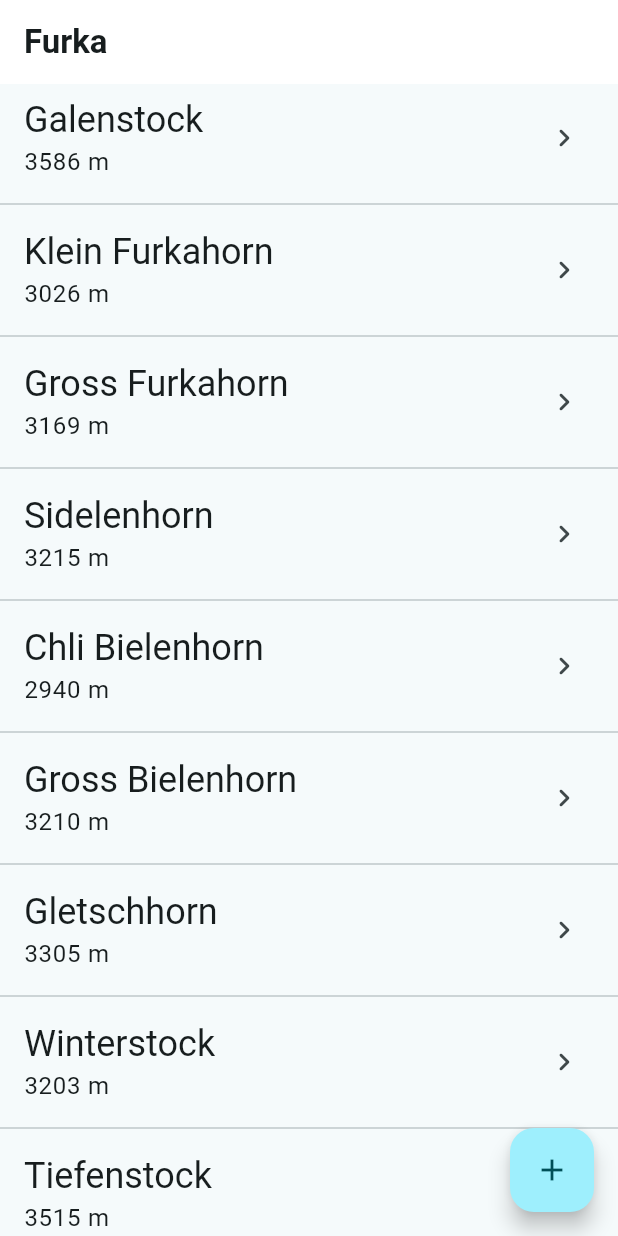
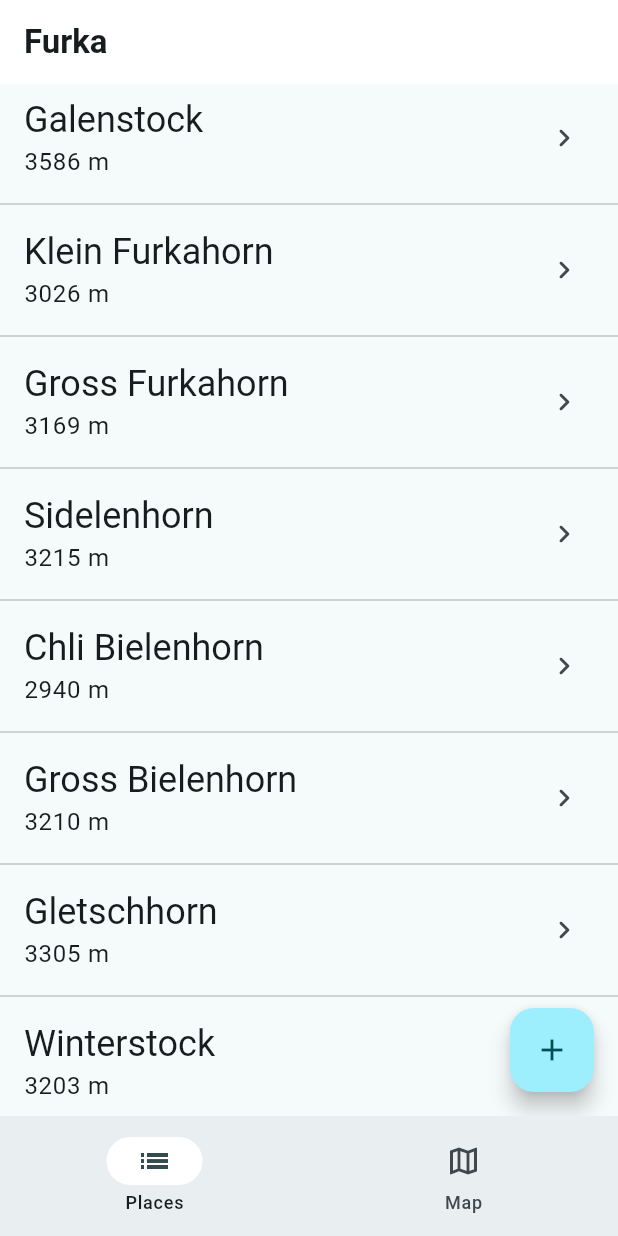
Before and after one commit to r3econ/flutter-places, a Flutter app: the screen it shows after launch, on a phone screen of 412 x 824 dp. Run offline on Flutter 3.47's test engine with Material 3 defaults, Android fonts, the phone set to English and light mode, and no system bars; missing offline and left inert: maplibre_gl.

Commit message:
Add a tab bar

```diff
--- a/furka/lib/configuration/app_configuration.dart
+++ b/furka/lib/configuration/app_configuration.dart
@@ -1,7 +1,7 @@
 import 'package:flutter/material.dart';
 
 class AppConfiguration {
-  static const String appName = "Furka";
+  static final String appName = "Furka";
   static final ThemeData theme = ThemeData(
     colorScheme: ColorScheme.fromSeed(
       seedColor: const Color.fromARGB(255, 255, 255, 255),
--- a/furka/lib/main.dart
+++ b/furka/lib/main.dart
@@ -2,20 +2,58 @@ import 'package:flutter/material.dart';
 import 'configuration/app_configuration.dart';
 import 'pages/home_page.dart';
 
-void main() {
-  runApp(const App());
-}
+void main() => runApp(const App());
 
 class App extends StatelessWidget {
   const App({super.key});
 
-  // This widget is the root of your application.
   @override
   Widget build(BuildContext context) {
     return MaterialApp(
       title: AppConfiguration.appName,
       theme: AppConfiguration.theme,
-      home: const HomePage(title: AppConfiguration.appName),
+      home: MainTabBar());
+  }
+}
+
+class MainTabBar extends StatefulWidget {
+  const MainTabBar({super.key});
+
+  @override
+  State<MainTabBar> createState() => _MainTabBarState();
+}
+
+class _MainTabBarState extends State<MainTabBar> {
+  int currentPageIndex = 0;
+
+  @override
+  Widget build(BuildContext context) {
+    final ThemeData theme = Theme.of(context);
+    return Scaffold(
+      bottomNavigationBar: NavigationBar(
+        onDestinationSelected: (int index) {
+          setState(() {
+            currentPageIndex = index;
+          });
+        },
+        indicatorColor: theme.colorScheme.onSecondary,
+        selectedIndex: currentPageIndex,
+        destinations: const <Widget>[
+          NavigationDestination(
+            icon: Icon(Icons.list_outlined),
+            label: 'Places',
+          ),
+          NavigationDestination(
+            icon: Icon(Icons.map_outlined),
+            label: 'Map',
+          ),
+        ],
+      ),
+      body: <Widget>[
+        /// Home page
+        HomePage(title: AppConfiguration.appName),
+        HomePage(title: AppConfiguration.appName),
+      ][currentPageIndex],
     );
   }
 }
```
